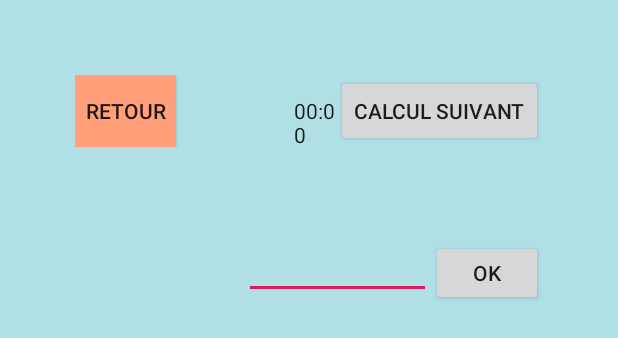
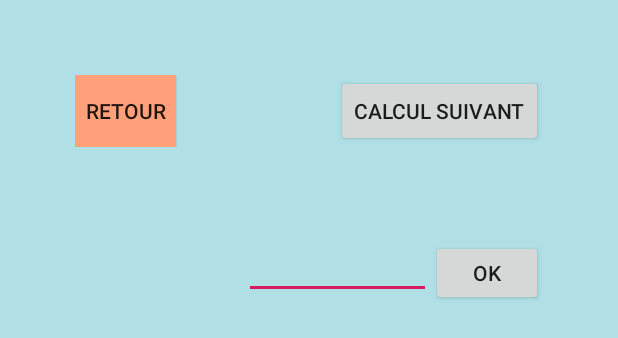
Before and after one commit to solenerichard69/AppMaths, an Android app: the layout activity_add1.xml on its own in the app's theme, with its tools: preview values and no code run, on a phone screen of 412 x 824 dp. Shown: the top 338 px of the screen. Run offline under Robolectric (Android 15) with nearby library versions, the light colour scheme and no system bars.

Commit message:
modification du proogramme pour un compte a rebours fonctionnel

```diff
--- a/app/src/main/res/layout/activity_add1.xml
+++ b/app/src/main/res/layout/activity_add1.xml
@@ -45,7 +45,7 @@
 
 
 
-            <Chronometer
+            <TextView
                 android:id="@+id/chrono"
                 android:layout_width="wrap_content"
                 android:layout_height="wrap_content"
```
Also changed, not shown: app/src/main/java/com/example/premiertest/Add1.java (+10 -8 lines).
